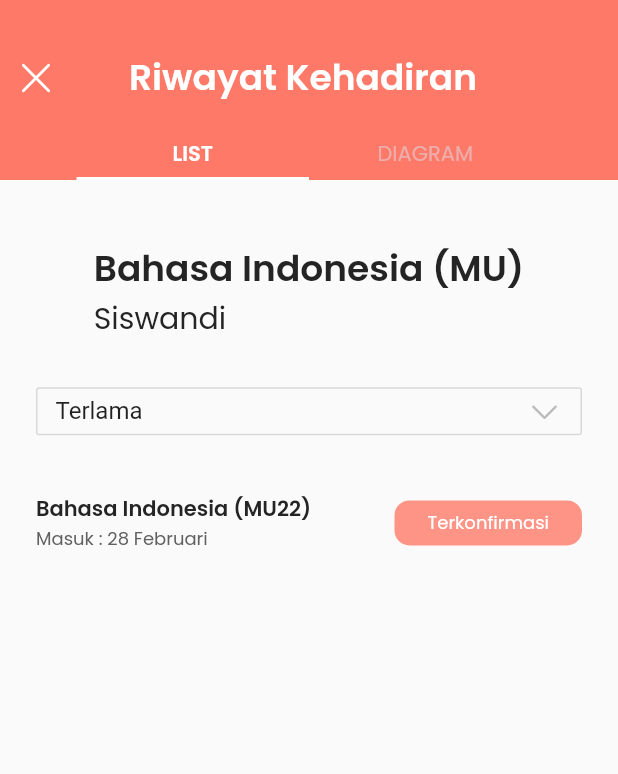
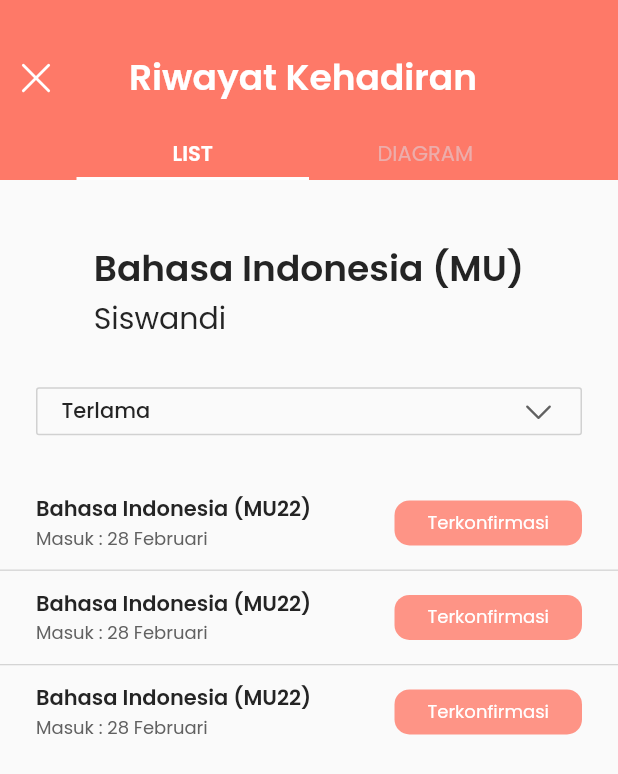
Before and after one commit to Capstone-Alta-18/Presencee-Mobile, a Flutter app: the CourseHistory screen opened by its route, on a phone screen of 412 x 824 dp. Shown: the top 774 px of the screen. Run offline on Flutter 3.47's test engine with Material 2 defaults, Android fonts, the phone set to English and light mode, and no system bars; drawn by our look-alikes of dropdown_button2; our stand-ins replace fl_chart, flutter_phosphor_icons, percent_indicator.

Commit message:
minor fixes

```diff
--- a/lib/view/widgets/list_history.dart
+++ b/lib/view/widgets/list_history.dart
@@ -1,7 +1,7 @@
+import 'package:flutter_phosphor_icons/flutter_phosphor_icons.dart';
+import 'package:dropdown_button2/dropdown_button2.dart';
+import 'package:presencee/theme/constant.dart';
 import 'package:flutter/material.dart';
-import 'package:flutter_phosphor_icons/flutter_phosphor_icons.dart';
-
-import '../../theme/constant.dart';
 
 class ListHistory extends StatefulWidget {
   const ListHistory({super.key});
@@ -10,14 +10,15 @@ class ListHistory extends StatefulWidget {
   State<ListHistory> createState() => _ListHistoryState();
 }
 
-List<String> list = <String>['Terlama', 'Terbaru'];
+final List<String> list = ['Terlama', 'Terbaru'];
 
 class _ListHistoryState extends State<ListHistory> {
   String dropdownValue = list.first;
 
   @override
   Widget build(BuildContext context) {
-    return Column(
+    return SingleChildScrollView(
+      child: Column(
         crossAxisAlignment: CrossAxisAlignment.start,
         children: [
           const SizedBox(height: 27),
@@ -26,42 +27,60 @@ class _ListHistoryState extends State<ListHistory> {
             height: 32,
             margin: const EdgeInsets.only(left: 24, right: 24),
             decoration: BoxDecoration(
-              border: Border.all(color: const Color.fromRGBO(217, 217, 217, 1)),
-              borderRadius: BorderRadius.circular(2)),
-          child: Padding(
-            padding: const EdgeInsets.only(left: 12, right: 12),
-            child: DropdownButtonHideUnderline(
-              child: DropdownButton<String>(
-                icon: const Icon(
+              border: Border.all(color: AppTheme.gray_2),
+              borderRadius: BorderRadius.circular(2),
+            ),
+            child: DropdownButton2(
+              iconStyleData: const IconStyleData(
+                icon: Icon(
                   PhosphorIcons.caret_down,
-                  color: Color.fromRGBO(0, 0, 0, 0.25),
-                ),
-                hint: Text(
-                  'Pilih filter',
-                  style: AppTextStyle.poppinsTextStyle(
                   color: AppTheme.black_3,
-                    fontsWeight: FontWeight.w400,
-                    fontSize: 12,
                 ),
               ),
+              buttonStyleData: const ButtonStyleData(
+                /* decoration: BoxDecoration(
+                  border: Border.all(color: AppTheme.primaryTheme),
+                ), */
+                width: double.infinity,
+                padding: EdgeInsets.symmetric(horizontal: 16)
+              ),
+              underline: Container(),
               value: dropdownValue,
-                onChanged: (String? value) {
+              onChanged: (value) {
                 setState(() {
                   dropdownValue = value!;
                 });
               },
+              hint: Text(
+                'Pilih filter',
+                style: AppTextStyle.poppinsTextStyle(
+                  color: AppTheme.gray,
+                  fontsWeight: FontWeight.w400,
+                  fontSize: 14,
+                ),
+              ),
               items: list.map<DropdownMenuItem<String>>((String value) {
                 return DropdownMenuItem<String>(
                   value: value,
-                    child: Text(value),
+                  child: Text(
+                    value,
+                    style: AppTextStyle.poppinsTextStyle(
+                      color: AppTheme.black,
+                      fontsWeight: FontWeight.w500,
+                      fontSize: 14,
+                    ),
+                  ),
                 );
               }).toList(),
             ),
           ),
-          ),
-        ),
           const SizedBox(height: 39),
-        SizedBox(
+          ListView.separated(
+            shrinkWrap: true,
+            physics: const NeverScrollableScrollPhysics(),
+            itemCount: 3,
+            itemBuilder: (context, index) {
+              return SizedBox(
                 width: double.infinity,
                 child: Padding(
                   padding: const EdgeInsets.only(left: 24, right: 24),
@@ -77,7 +96,7 @@ class _ListHistoryState extends State<ListHistory> {
                               color: AppTheme.black,
                               fontsWeight: FontWeight.w600,
                               fontSize: 14,
-                      )
+                            ),
                           ),
                           Text(
                             'Masuk : 28 Februari',
@@ -85,7 +104,7 @@ class _ListHistoryState extends State<ListHistory> {
                               color: AppTheme.black_3,
                               fontsWeight: FontWeight.w400,
                               fontSize: 12,
-                      )
+                            ),
                           )
                         ],
                       ),
@@ -93,14 +112,14 @@ class _ListHistoryState extends State<ListHistory> {
                         height: 30,
                         width: 125,
                         decoration: BoxDecoration(
-                    color: const Color.fromRGBO(254, 148, 134, 1),
+                          color: AppTheme.primaryTheme_2,
                           borderRadius: BorderRadius.circular(10),
                           ),
                         child: Center(
                           child: Text(
                             'Terkonfirmasi',
                             style: AppTextStyle.poppinsTextStyle(
-                        color: Colors.white,
+                              color: AppTheme.white,
                               fontsWeight: FontWeight.w400,
                               fontSize: 12,
                             ),
@@ -110,8 +129,20 @@ class _ListHistoryState extends State<ListHistory> {
                     ],
                   ),
                 ),
+              );
+            },
+            separatorBuilder: (context, index) {
+              return const SizedBox(
+                height: 24,
+                child: Divider(
+                  thickness: 0.8,
+                  color: AppTheme.gray_2,
                 )
+              );
+            },
+          ),
         ],
+      ),
     );
   }
 }
--- a/pubspec.yaml
+++ b/pubspec.yaml
@@ -43,6 +43,7 @@ dependencies:
   cupertino_icons: ^1.0.2
   percent_indicator: ^4.2.3
   flutter_phosphor_icons: ^0.0.1+6
+  dropdown_button2: ^2.1.3
 
 
 dev_dependencies:
```
Also changed, not shown: lib/main.dart (+8 -8 lines), lib/view/auth/login_view.dart (+8 -4 lines), lib/view/pages/semester_attendance_history_view.dart (+28 -13 lines), lib/view/widgets/card_matkul.dart (+10 -6 lines), lib/view/widgets/header_history.dart (+8 -7 lines), lib/view/widgets/kehadiran_semester.dart (+9 -8 lines), pubspec.lock. Lines whose indentation alone changed are shown as unchanged.
